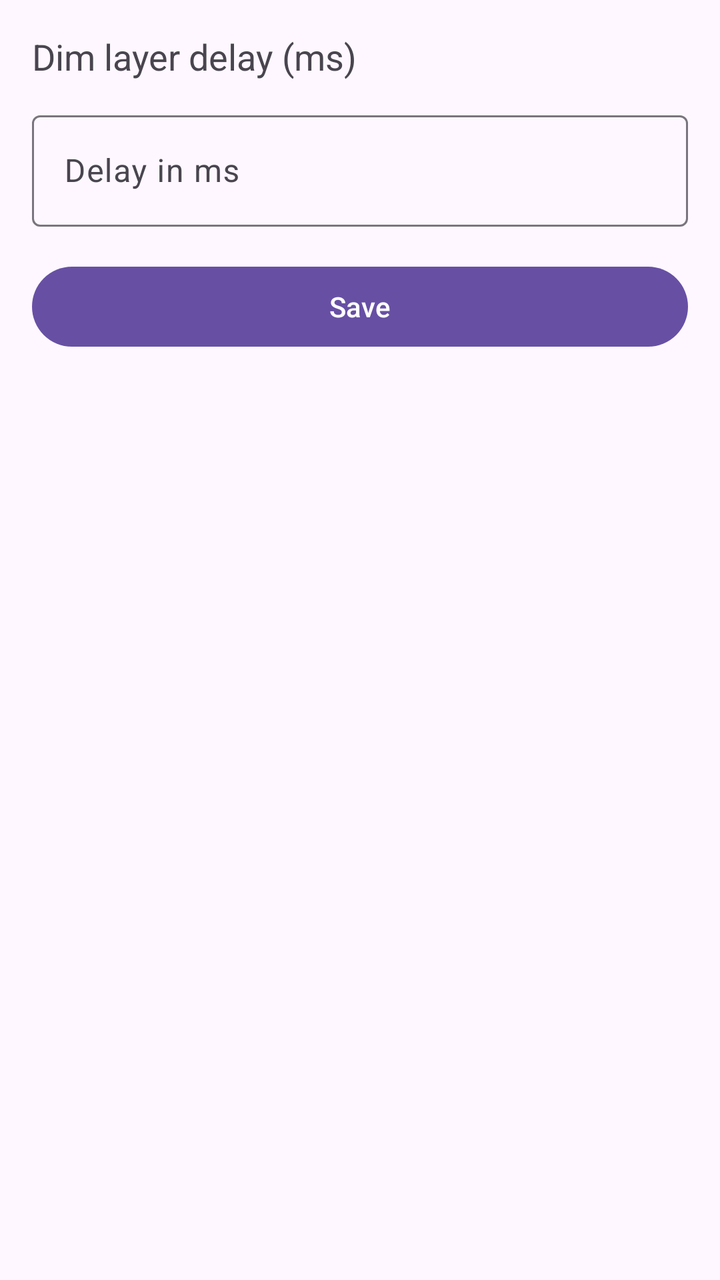
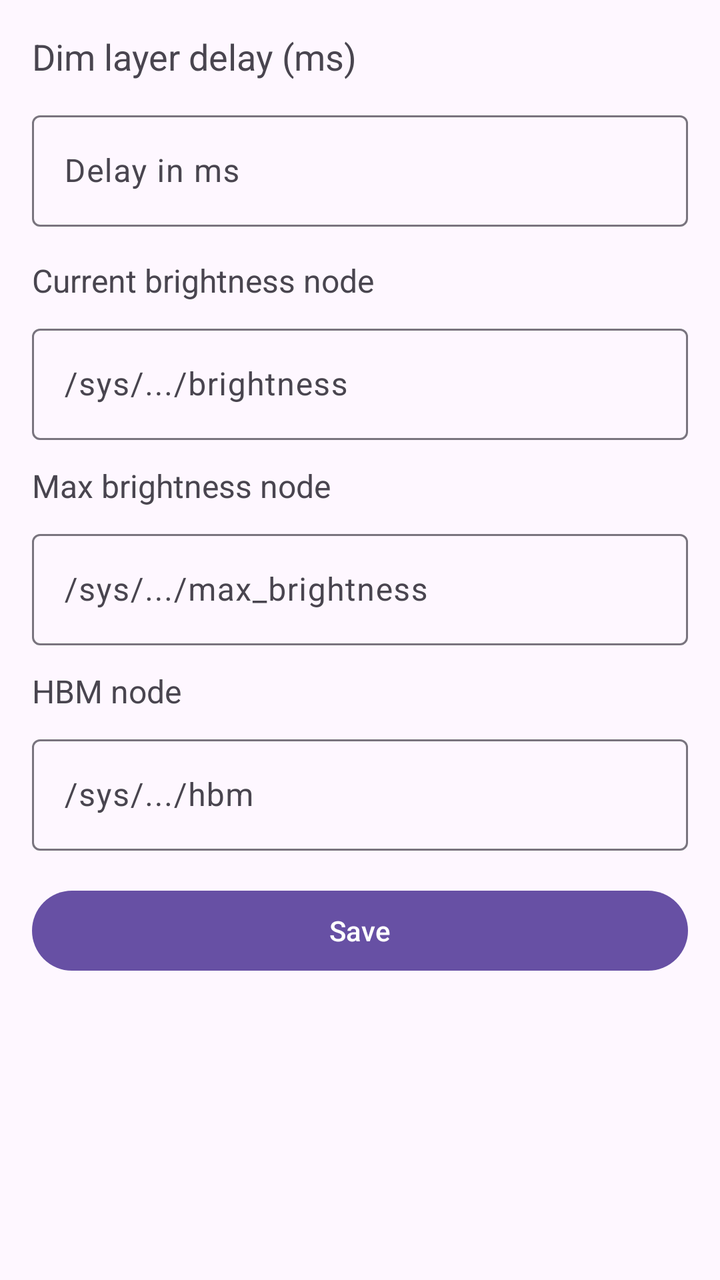

Compare the two renders of this Android layout. The source of the first and the diff that turns it into the second are given below.
<!-- AndroidManifest.xml: application theme Theme.StayMates -->
<!-- res/layout/activity_settings.xml -->
<?xml version="1.0" encoding="utf-8"?>
<androidx.constraintlayout.widget.ConstraintLayout xmlns:android="http://schemas.android.com/apk/res/android"
    xmlns:app="http://schemas.android.com/apk/res-auto"
    xmlns:tools="http://schemas.android.com/tools"
    android:id="@+id/settingsRoot"
    android:layout_width="match_parent"
    android:layout_height="match_parent"
    tools:context=".SettingsActivity">

    <TextView
        android:id="@+id/dimDelayLabel"
        android:layout_width="0dp"
        android:layout_height="wrap_content"
        android:layout_marginStart="16dp"
        android:layout_marginTop="16dp"
        android:layout_marginEnd="16dp"
        android:text="Dim layer delay (ms)"
        android:textSize="18sp"
        app:layout_constraintEnd_toEndOf="parent"
        app:layout_constraintStart_toStartOf="parent"
        app:layout_constraintTop_toTopOf="parent" />

    <com.google.android.material.textfield.TextInputLayout
        android:id="@+id/dimDelayLayout"
        android:layout_width="0dp"
        android:layout_height="wrap_content"
        android:layout_marginStart="16dp"
        android:layout_marginTop="12dp"
        android:layout_marginEnd="16dp"
        app:layout_constraintEnd_toEndOf="parent"
        app:layout_constraintStart_toStartOf="parent"
        app:layout_constraintTop_toBottomOf="@id/dimDelayLabel">

        <com.google.android.material.textfield.TextInputEditText
            android:id="@+id/dimDelayInput"
            android:layout_width="match_parent"
            android:layout_height="wrap_content"
            android:hint="Delay in ms"
            android:inputType="number" />
    </com.google.android.material.textfield.TextInputLayout>

    <com.google.android.material.button.MaterialButton
        android:id="@+id/saveButton"
        android:layout_width="0dp"
        android:layout_height="wrap_content"
        android:layout_marginStart="16dp"
        android:layout_marginTop="16dp"
        android:layout_marginEnd="16dp"
        android:text="Save"
        app:layout_constraintEnd_toEndOf="parent"
        app:layout_constraintStart_toStartOf="parent"
        app:layout_constraintTop_toBottomOf="@id/dimDelayLayout" />

    <TextView
        android:id="@+id/statusText"
        android:layout_width="0dp"
        android:layout_height="0dp"
        android:layout_marginStart="16dp"
        android:layout_marginTop="12dp"
        android:layout_marginEnd="16dp"
        android:layout_marginBottom="16dp"
        android:text=""
        app:layout_constraintBottom_toBottomOf="parent"
        app:layout_constraintEnd_toEndOf="parent"
        app:layout_constraintStart_toStartOf="parent"
        app:layout_constraintTop_toBottomOf="@id/saveButton" />

</androidx.constraintlayout.widget.ConstraintLayout>
<!-- resources referenced by this layout -->
<resources>
  <style name="Theme.StayMates" parent="Base.Theme.StayMates" />
  <style name="Base.Theme.StayMates" parent="Theme.Material3.DayNight.NoActionBar">
          
          
      </style>
</resources>

<!-- the commit's change to res/layout/activity_settings.xml (unified diff, before → after) -->
@@ -39,6 +39,102 @@
             android:inputType="number" />
     </com.google.android.material.textfield.TextInputLayout>
 
+    <TextView
+        android:id="@+id/currentBrightnessLabel"
+        android:layout_width="0dp"
+        android:layout_height="wrap_content"
+        android:layout_marginStart="16dp"
+        android:layout_marginTop="16dp"
+        android:layout_marginEnd="16dp"
+        android:text="Current brightness node"
+        android:textSize="16sp"
+        app:layout_constraintEnd_toEndOf="parent"
+        app:layout_constraintStart_toStartOf="parent"
+        app:layout_constraintTop_toBottomOf="@id/dimDelayLayout" />
+
+    <com.google.android.material.textfield.TextInputLayout
+        android:id="@+id/currentBrightnessLayout"
+        android:layout_width="0dp"
+        android:layout_height="wrap_content"
+        android:layout_marginStart="16dp"
+        android:layout_marginTop="8dp"
+        android:layout_marginEnd="16dp"
+        app:layout_constraintEnd_toEndOf="parent"
+        app:layout_constraintStart_toStartOf="parent"
+        app:layout_constraintTop_toBottomOf="@id/currentBrightnessLabel">
+
+        <com.google.android.material.textfield.TextInputEditText
+            android:id="@+id/currentBrightnessInput"
+            android:layout_width="match_parent"
+            android:layout_height="wrap_content"
+            android:hint="/sys/.../brightness"
+            android:inputType="text" />
+    </com.google.android.material.textfield.TextInputLayout>
+
+    <TextView
+        android:id="@+id/maxBrightnessLabel"
+        android:layout_width="0dp"
+        android:layout_height="wrap_content"
+        android:layout_marginStart="16dp"
+        android:layout_marginTop="12dp"
+        android:layout_marginEnd="16dp"
+        android:text="Max brightness node"
+        android:textSize="16sp"
+        app:layout_constraintEnd_toEndOf="parent"
+        app:layout_constraintStart_toStartOf="parent"
+        app:layout_constraintTop_toBottomOf="@id/currentBrightnessLayout" />
+
+    <com.google.android.material.textfield.TextInputLayout
+        android:id="@+id/maxBrightnessLayout"
+        android:layout_width="0dp"
+        android:layout_height="wrap_content"
+        android:layout_marginStart="16dp"
+        android:layout_marginTop="8dp"
+        android:layout_marginEnd="16dp"
+        app:layout_constraintEnd_toEndOf="parent"
+        app:layout_constraintStart_toStartOf="parent"
+        app:layout_constraintTop_toBottomOf="@id/maxBrightnessLabel">
+
+        <com.google.android.material.textfield.TextInputEditText
+            android:id="@+id/maxBrightnessInput"
+            android:layout_width="match_parent"
+            android:layout_height="wrap_content"
+            android:hint="/sys/.../max_brightness"
+            android:inputType="text" />
+    </com.google.android.material.textfield.TextInputLayout>
+
+    <TextView
+        android:id="@+id/hbmNodeLabel"
+        android:layout_width="0dp"
+        android:layout_height="wrap_content"
+        android:layout_marginStart="16dp"
+        android:layout_marginTop="12dp"
+        android:layout_marginEnd="16dp"
+        android:text="HBM node"
+        android:textSize="16sp"
+        app:layout_constraintEnd_toEndOf="parent"
+        app:layout_constraintStart_toStartOf="parent"
+        app:layout_constraintTop_toBottomOf="@id/maxBrightnessLayout" />
+
+    <com.google.android.material.textfield.TextInputLayout
+        android:id="@+id/hbmNodeLayout"
+        android:layout_width="0dp"
+        android:layout_height="wrap_content"
+        android:layout_marginStart="16dp"
+        android:layout_marginTop="8dp"
+        android:layout_marginEnd="16dp"
+        app:layout_constraintEnd_toEndOf="parent"
+        app:layout_constraintStart_toStartOf="parent"
+        app:layout_constraintTop_toBottomOf="@id/hbmNodeLabel">
+
+        <com.google.android.material.textfield.TextInputEditText
+            android:id="@+id/hbmNodeInput"
+            android:layout_width="match_parent"
+            android:layout_height="wrap_content"
+            android:hint="/sys/.../hbm"
+            android:inputType="text" />
+    </com.google.android.material.textfield.TextInputLayout>
+
     <com.google.android.material.button.MaterialButton
         android:id="@+id/saveButton"
         android:layout_width="0dp"
@@ -49,7 +145,7 @@
         android:text="Save"
         app:layout_constraintEnd_toEndOf="parent"
         app:layout_constraintStart_toStartOf="parent"
-        app:layout_constraintTop_toBottomOf="@id/dimDelayLayout" />
+        app:layout_constraintTop_toBottomOf="@id/hbmNodeLayout" />
 
     <TextView
         android:id="@+id/statusText"
